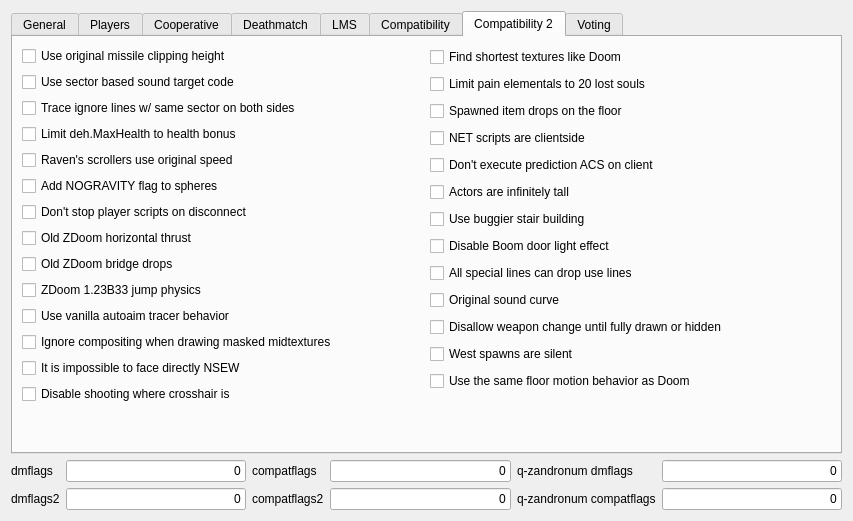
Qt form src/plugins/zandronumq/createserverdialogpages/flagspage.ui (drfrag666/doomseeker-unofficial) before a commit.
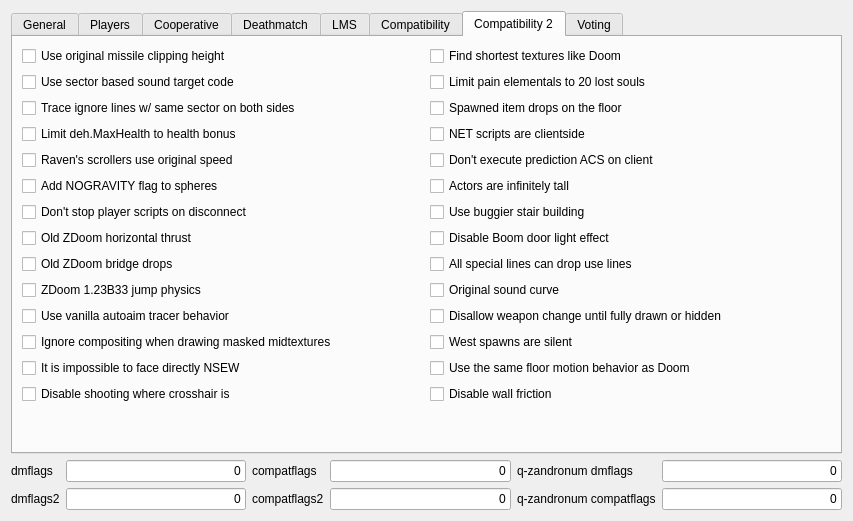
The same form after that commit. The open tabs and pages were chosen to show the change. Custom widgets are drawn as their Qt base class.

Commit message: Added "Disable wall friction" flag

```diff
--- a/src/plugins/zandronumq/createserverdialogpages/flagspage.ui
+++ b/src/plugins/zandronumq/createserverdialogpages/flagspage.ui
@@ -1794,6 +1794,13 @@
              </property>
             </widget>
            </item>
+           <item>
+            <widget class="QCheckBox" name="cbCompatDisableWallFriction">
+             <property name="text">
+              <string>Disable wall friction</string>
+             </property>
+            </widget>
+           </item>
           </layout>
          </item>
         </layout>
```
Left out of the diff: 17 changed lines with no effect on the pictures. The commit also changes 6 other files.
